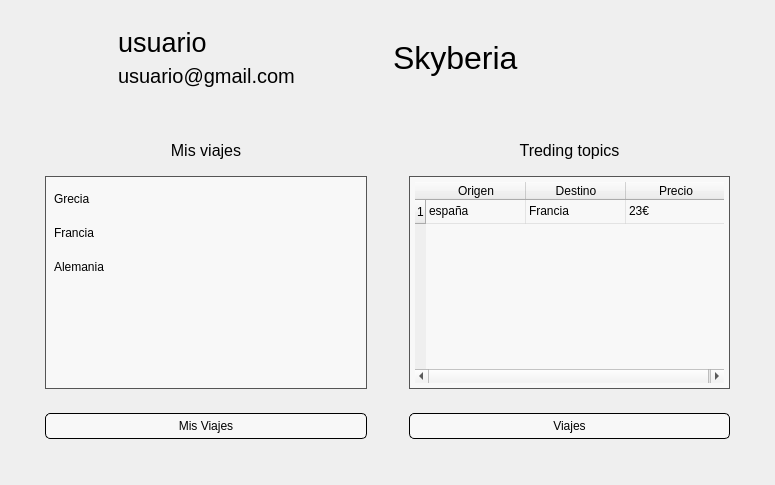
Qt form menu.ui (ilopjim13/PersistenciaDatos_PyQT) before a commit.
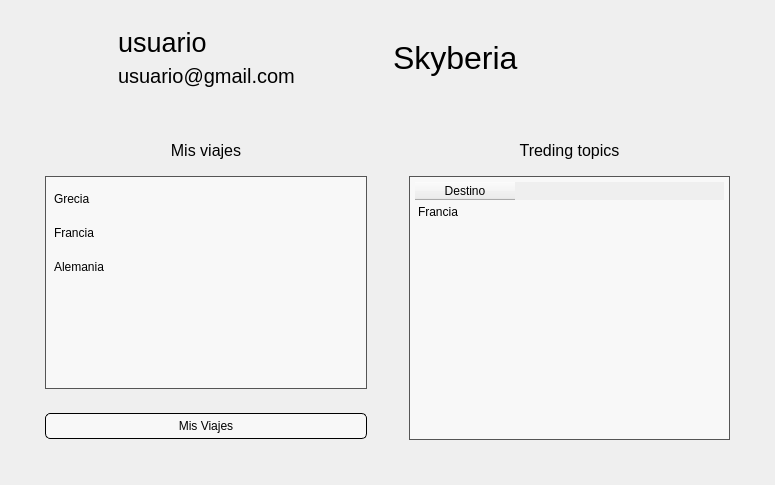
The same form after that commit. Icons and pictures are not drawn.

```diff
--- a/menu.ui
+++ b/menu.ui
@@ -478,76 +478,37 @@
                    <enum>QAbstractItemView::ScrollMode::ScrollPerPixel</enum>
                   </property>
                   <property name="showGrid">
+                   <bool>false</bool>
+                  </property>
+                  <property name="wordWrap">
                    <bool>true</bool>
                   </property>
+                  <property name="cornerButtonEnabled">
+                   <bool>true</bool>
+                  </property>
+                  <attribute name="horizontalHeaderVisible">
+                   <bool>true</bool>
+                  </attribute>
+                  <attribute name="horizontalHeaderHighlightSections">
+                   <bool>true</bool>
+                  </attribute>
+                  <attribute name="verticalHeaderVisible">
+                   <bool>false</bool>
+                  </attribute>
                   <attribute name="verticalHeaderDefaultSectionSize">
                    <number>24</number>
                   </attribute>
                   <row/>
-                  <column>
-                   <property name="text">
-                    <string>Origen</string>
-                   </property>
-                  </column>
                   <column>
                    <property name="text">
                     <string>Destino</string>
                    </property>
                   </column>
-                  <column>
-                   <property name="text">
-                    <string>Precio</string>
-                   </property>
-                  </column>
                   <item row="0" column="0">
                    <property name="text">
-                    <string>españa</string>
-                   </property>
-                   <property name="flags">
-                    <set>ItemIsSelectable|ItemIsDragEnabled|ItemIsDropEnabled|ItemIsUserCheckable|ItemIsEnabled</set>
-                   </property>
-                  </item>
-                  <item row="0" column="1">
-                   <property name="text">
                     <string>Francia</string>
                    </property>
                   </item>
-                  <item row="0" column="2">
-                   <property name="text">
-                    <string>23€</string>
-                   </property>
-                  </item>
-                 </widget>
-                </item>
-               </layout>
-              </widget>
-             </item>
-             <item>
-              <widget class="QWidget" name="widget_3" native="true">
-               <property name="sizePolicy">
-                <sizepolicy hsizetype="Minimum" vsizetype="Preferred">
-                 <horstretch>0</horstretch>
-                 <verstretch>0</verstretch>
-                </sizepolicy>
-               </property>
-               <property name="maximumSize">
-                <size>
-                 <width>16777215</width>
-                 <height>45</height>
-                </size>
-               </property>
-               <layout class="QHBoxLayout" name="horizontalLayout_6">
-                <item>
-                 <widget class="QPushButton" name="BViajes">
-                  <property name="maximumSize">
-                   <size>
-                    <width>350</width>
-                    <height>16777215</height>
-                   </size>
-                  </property>
-                  <property name="text">
-                   <string>Viajes</string>
-                  </property>
                  </widget>
                 </item>
                </layout>
```
Left out of the diff: 3 changed lines with no effect on the pictures.
